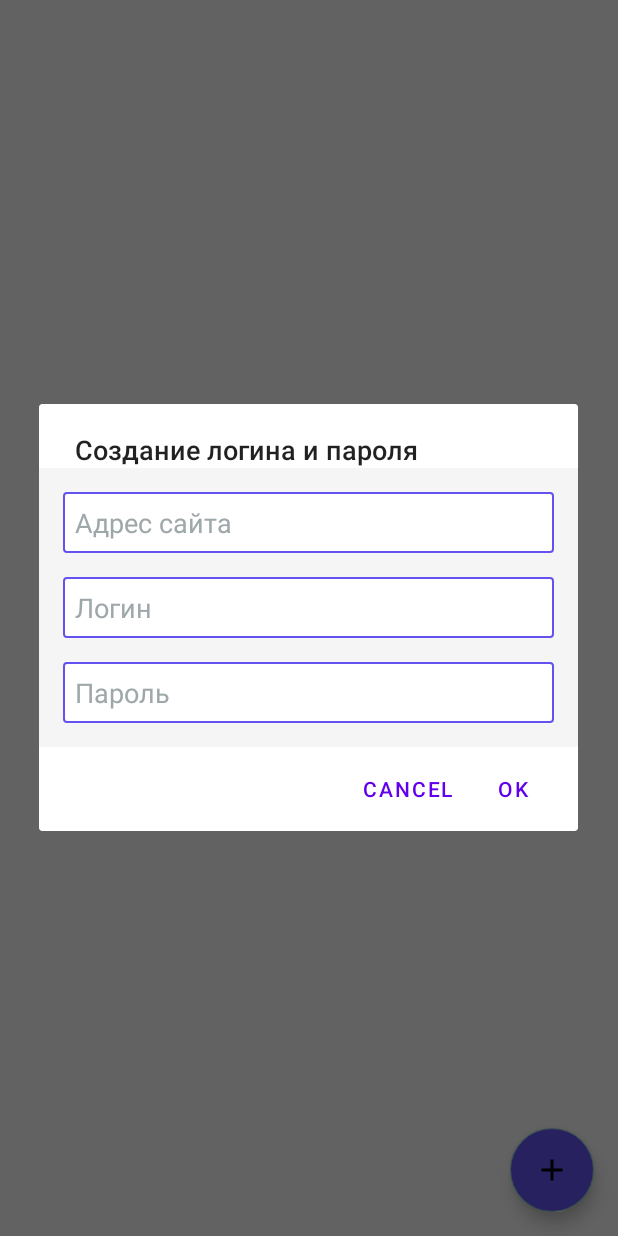
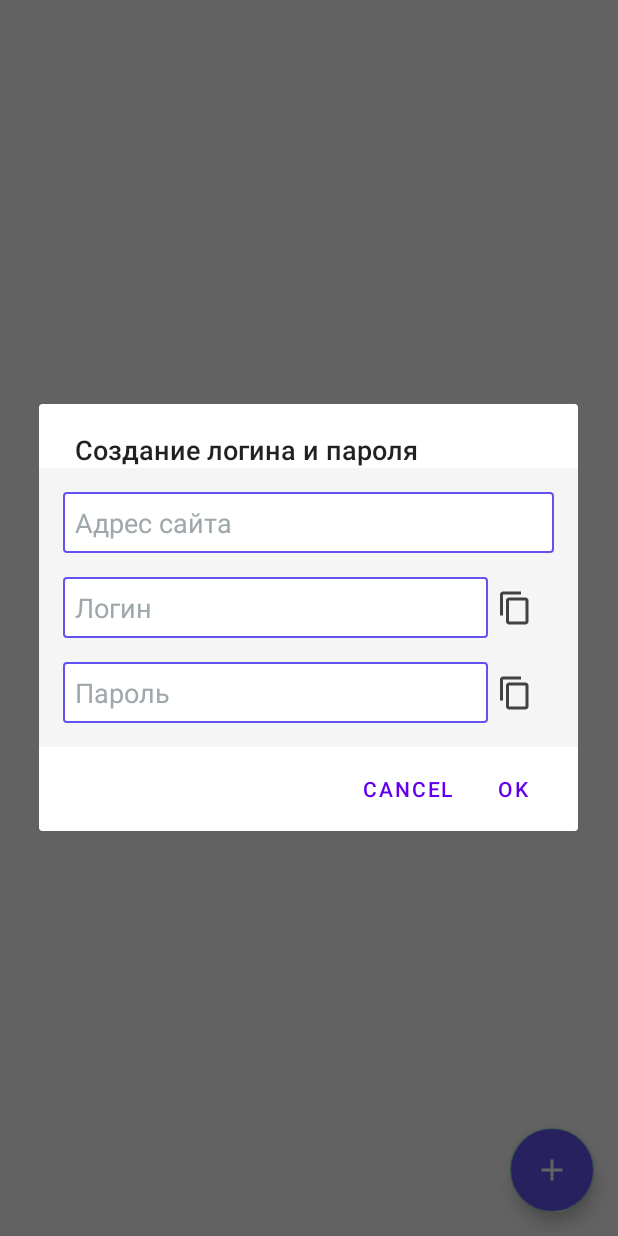
Before and after one commit to kkgosu/Password-Helper, an Android app: the SavedPasswordsActivity screen opened directly, with no data from a screen before it, after a tap on an icon or button, on a phone screen of 412 x 824 dp. Run offline under Robolectric (Android 15) with nearby library versions, the phone set to English and light mode, and no system bars.

Commit message:
added password details activity; fixed ui in dialog layout

```diff
--- a/app/src/main/AndroidManifest.xml
+++ b/app/src/main/AndroidManifest.xml
@@ -18,9 +18,8 @@
         android:supportsRtl="true"
         android:theme="@style/AppTheme"
         tools:ignore="GoogleAppIndexingWarning">
-        <activity android:name=".SavedPasswordsActivity">
-
-        </activity>
+        <activity android:name=".PasswordDetails"></activity>
+        <activity android:name=".SavedPasswordsActivity"></activity>
         <activity android:name=".ResetMasterPasswordActivity" />
         <activity android:name=".CreateMasterPasswordActivity" />
         <activity android:name=".MainActivity" />
--- a/app/src/main/java/com/sber/rupassword/SavedPasswordsActivity.kt
+++ b/app/src/main/java/com/sber/rupassword/SavedPasswordsActivity.kt
@@ -1,10 +1,11 @@
 package com.sber.rupassword
 
+import android.content.Intent
 import android.os.Bundle
 import androidx.appcompat.app.AppCompatActivity
 import kotlinx.android.synthetic.main.activity_saved_passwords.*
 
-class SavedPasswordsActivity : AppCompatActivity(), AddPasswordDialog.Listener {
+class SavedPasswordsActivity : AppCompatActivity(), AddPasswordDialog.Listener, PasswordsAdapter.Interaction {
 
     private lateinit var passwordsAdapter: PasswordsAdapter
 
@@ -25,4 +26,10 @@ class SavedPasswordsActivity : AppCompatActivity(), AddPasswordDialog.Listener {
         PasswordPref.addAndSavePassword(password)
         passwordsAdapter.submitList(PasswordPref.getAllPasswords())
     }
+
+    override fun onItemSelected(position: Int, item: Password) {
+        val intent = Intent(this, PasswordDetails::class.java)
+        intent.putExtra("password", item)
+        startActivity(intent)
+    }
 }
--- a/app/src/main/res/layout/activity_saved_passwords.xml
+++ b/app/src/main/res/layout/activity_saved_passwords.xml
@@ -22,6 +22,7 @@
         android:layout_gravity="bottom|end"
         android:layout_margin="@dimen/fab_margin"
         android:backgroundTint="@color/colorPrimary"
+        android:tint="@color/grey_100"
         app:srcCompat="@drawable/ic_add_black_24dp" />
 
 </androidx.coordinatorlayout.widget.CoordinatorLayout>
--- a/app/src/main/res/layout/add_password_dialog.xml
+++ b/app/src/main/res/layout/add_password_dialog.xml
@@ -1,5 +1,6 @@
 <?xml version="1.0" encoding="utf-8"?>
-<LinearLayout xmlns:android="http://schemas.android.com/apk/res/android"
+<androidx.constraintlayout.widget.ConstraintLayout xmlns:android="http://schemas.android.com/apk/res/android"
+    xmlns:app="http://schemas.android.com/apk/res-auto"
     android:layout_width="match_parent"
     android:layout_height="match_parent"
     android:background="@color/grey_100"
@@ -13,26 +14,60 @@
         android:layout_height="wrap_content"
         android:background="@drawable/input_border"
         android:hint="@string/site_address"
-        android:inputType="textWebEditText" />
+        android:inputType="textWebEditText"
+        app:layout_constraintStart_toStartOf="parent"
+        app:layout_constraintTop_toTopOf="parent" />
 
     <EditText
         android:id="@+id/login_input"
         style="@style/Input"
-        android:layout_width="match_parent"
+        android:layout_width="0dp"
         android:layout_height="wrap_content"
         android:layout_marginTop="16dp"
         android:background="@drawable/input_border"
         android:hint="@string/login"
-        android:inputType="textEmailAddress" />
+        android:inputType="textEmailAddress"
+        app:layout_constraintEnd_toStartOf="@id/copy_login"
+        app:layout_constraintStart_toStartOf="@id/site_input"
+        app:layout_constraintTop_toBottomOf="@id/site_input" />
+
+    <ImageButton
+        android:id="@+id/copy_login"
+        style="@style/ImageButton"
+        android:layout_width="36dp"
+        android:layout_height="36dp"
+        android:layout_marginEnd="8dp"
+        android:src="@drawable/ic_content_copy_black_24dp"
+        android:tint="@color/grey_800"
+        app:layout_constraintBottom_toBottomOf="@id/login_input"
+        app:layout_constraintEnd_toEndOf="parent"
+        app:layout_constraintStart_toEndOf="@id/login_input"
+        app:layout_constraintTop_toTopOf="@id/login_input" />
 
     <EditText
         android:id="@+id/password_input"
         style="@style/Input"
-        android:layout_width="match_parent"
+        android:layout_width="0dp"
         android:layout_height="wrap_content"
         android:layout_marginTop="16dp"
         android:background="@drawable/input_border"
         android:hint="@string/password"
-        android:inputType="textPassword" />
+        android:inputType="textPassword"
+        app:layout_constraintEnd_toStartOf="@id/copy_password"
+        app:layout_constraintStart_toStartOf="@id/site_input"
+        app:layout_constraintTop_toBottomOf="@id/login_input" />
 
-</LinearLayout>
+    <ImageButton
+        android:id="@+id/copy_password"
+        style="@style/ImageButton"
+        android:layout_width="36dp"
+        android:layout_height="36dp"
+        android:layout_marginEnd="8dp"
+        android:src="@drawable/ic_content_copy_black_24dp"
+        android:tint="@color/grey_800"
+        app:layout_constraintBottom_toBottomOf="@id/password_input"
+        app:layout_constraintEnd_toEndOf="parent"
+        app:layout_constraintStart_toEndOf="@id/password_input"
+        app:layout_constraintTop_toTopOf="@id/password_input" />
+
+</androidx.constraintlayout.widget.ConstraintLayout>
```
Also changed, not shown: app/src/main/java/com/sber/rupassword/Password.kt (+29 -1 lines), app/src/main/java/com/sber/rupassword/PasswordDetails.kt (added, +24 -0 lines).
